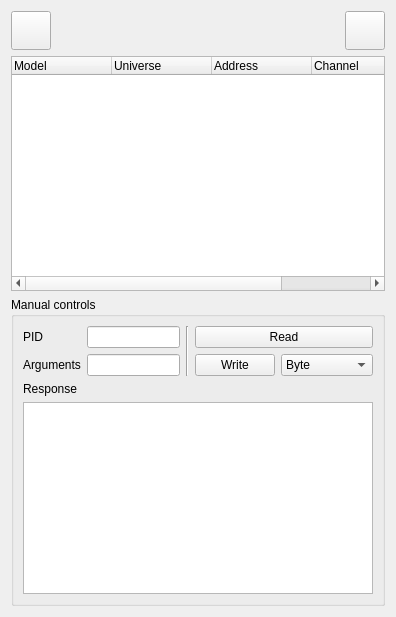
This is ui/src/rdmmanager.ui in mcallegari/qlcplus as Qt 5 draws it before an edit. The edited form follows.
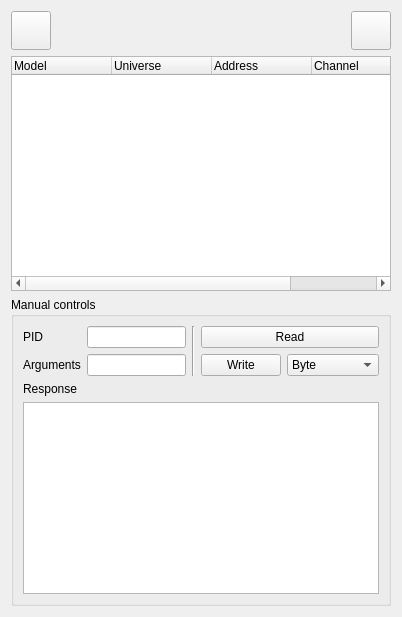
This is the edited form. Icons and pictures are not drawn.

Patch:
```diff
--- a/ui/src/rdmmanager.ui
+++ b/ui/src/rdmmanager.ui
@@ -6,7 +6,7 @@
    <rect>
     <x>0</x>
     <y>0</y>
-    <width>396</width>
+    <width>402</width>
     <height>617</height>
    </rect>
   </property>
```
Left out of the diff: 2 changed lines with no effect on the pictures.
